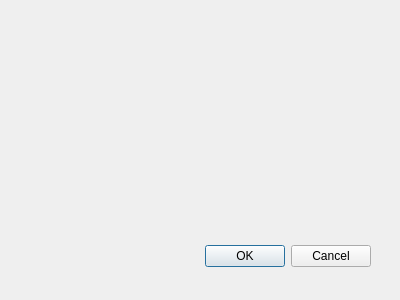
Qt form ui_fxcc2qgis.ui (fpsampayo/fxcc2Qgis) before a commit.
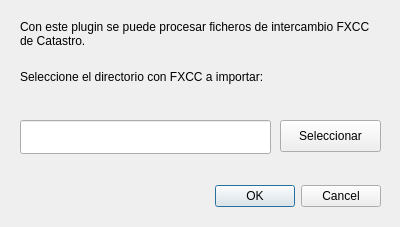
The same form after that commit.

Commit message: Se añade interfaz de selector de ruta

What changed in the file:
```diff
--- a/ui_fxcc2qgis.ui
+++ b/ui_fxcc2qgis.ui
@@ -1,22 +1,22 @@
 <ui version="4.0" >
  <class>fxcc2Qgis</class>
- <widget class="QDialog" name="fxcc2Qgis" >
-  <property name="geometry" >
+ <widget class="QDialog" name="fxcc2Qgis">
+  <property name="geometry">
    <rect>
     <x>0</x>
     <y>0</y>
     <width>400</width>
-    <height>300</height>
+    <height>227</height>
    </rect>
   </property>
   <property name="windowTitle" >
    <string>fxcc2Qgis</string>
   </property>
-  <widget class="QDialogButtonBox" name="buttonBox" >
-   <property name="geometry" >
+  <widget class="QDialogButtonBox" name="buttonBox">
+   <property name="geometry">
     <rect>
-     <x>30</x>
-     <y>240</y>
+     <x>40</x>
+     <y>180</y>
      <width>341</width>
      <height>32</height>
     </rect>
@@ -28,6 +28,67 @@
     <set>QDialogButtonBox::Cancel|QDialogButtonBox::Ok</set>
    </property>
   </widget>
+  <widget class="QLabel" name="label">
+   <property name="geometry">
+    <rect>
+     <x>20</x>
+     <y>20</y>
+     <width>361</width>
+     <height>41</height>
+    </rect>
+   </property>
+   <property name="text">
+    <string>Con este plugin se puede procesar ficheros de intercambio FXCC de Catastro.</string>
+   </property>
+   <property name="alignment">
+    <set>Qt::AlignLeading|Qt::AlignLeft|Qt::AlignTop</set>
+   </property>
+   <property name="wordWrap">
+    <bool>true</bool>
+   </property>
+  </widget>
+  <widget class="QLabel" name="label_2">
+   <property name="geometry">
+    <rect>
+     <x>20</x>
+     <y>70</y>
+     <width>361</width>
+     <height>31</height>
+    </rect>
+   </property>
+   <property name="text">
+    <string>Seleccione el directorio con FXCC a importar:</string>
+   </property>
+   <property name="alignment">
+    <set>Qt::AlignLeading|Qt::AlignLeft|Qt::AlignTop</set>
+   </property>
+   <property name="wordWrap">
+    <bool>true</bool>
+   </property>
+  </widget>
+  <widget class="QLineEdit" name="cmpRuta">
+   <property name="geometry">
+    <rect>
+     <x>20</x>
+     <y>120</y>
+     <width>251</width>
+     <height>34</height>
+    </rect>
+   </property>
+  </widget>
+  <widget class="QPushButton" name="btnSeleccionar">
+   <property name="geometry">
+    <rect>
+     <x>280</x>
+     <y>120</y>
+     <width>101</width>
+     <height>32</height>
+    </rect>
+   </property>
+   <property name="text">
+    <string>Seleccionar</string>
+   </property>
+  </widget>
  </widget>
  <resources/>
  <connections>
```
Left out of the diff: 29 changed lines with no effect on the pictures. The commit also changes 3 other files.
